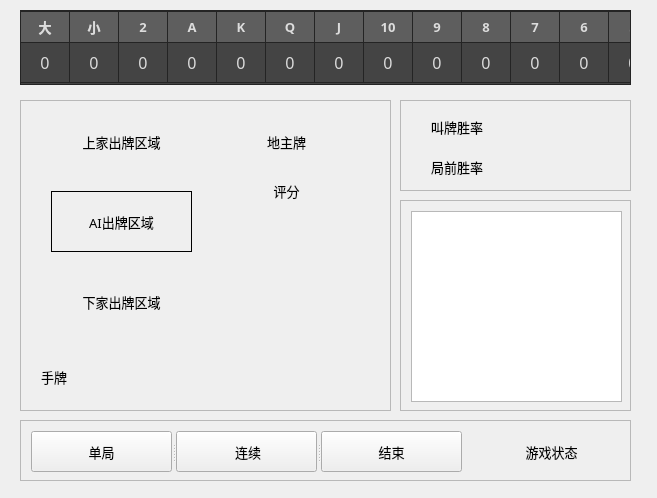
Vincentzyx/DouZero_For_HLDDZ_FullAuto, file MainWindow.ui: the form before one commit.
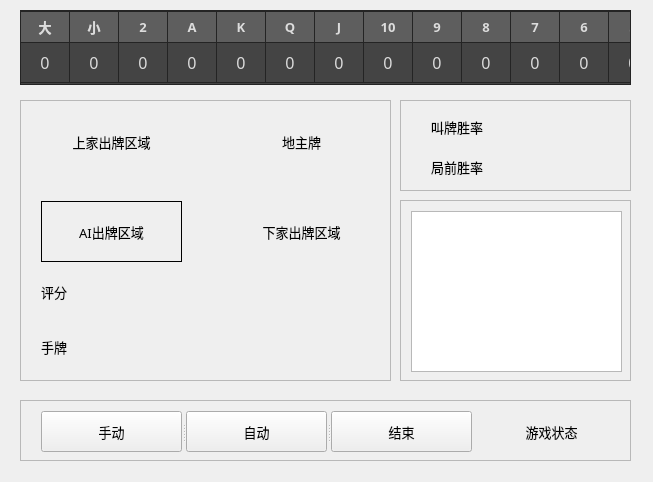
The form after the commit.

Commit message: 更新到V4.0，增加手动出牌功能

```diff
--- a/MainWindow.ui
+++ b/MainWindow.ui
@@ -6,8 +6,8 @@
    <rect>
     <x>0</x>
     <y>0</y>
-    <width>657</width>
-    <height>498</height>
+    <width>653</width>
+    <height>482</height>
    </rect>
   </property>
   <property name="font">
@@ -494,7 +494,7 @@
      <x>20</x>
      <y>100</y>
      <width>371</width>
-     <height>311</height>
+     <height>281</height>
     </rect>
    </property>
    <property name="widgetResizable">
@@ -506,15 +506,15 @@
       <x>0</x>
       <y>0</y>
       <width>369</width>
-      <height>309</height>
+      <height>279</height>
      </rect>
     </property>
     <widget class="QLabel" name="UserHandCards">
      <property name="geometry">
       <rect>
        <x>20</x>
-       <y>260</y>
-       <width>311</width>
+       <y>230</y>
+       <width>331</width>
        <height>31</height>
       </rect>
      </property>
@@ -537,8 +537,8 @@
     <widget class="QLabel" name="RPlayedCard">
      <property name="geometry">
       <rect>
-       <x>30</x>
-       <y>170</y>
+       <x>210</x>
+       <y>100</y>
        <width>141</width>
        <height>61</height>
       </rect>
@@ -559,35 +559,10 @@
       <set>Qt::AlignCenter</set>
      </property>
     </widget>
-    <widget class="QLabel" name="ThreeLandlordCards">
-     <property name="geometry">
-      <rect>
-       <x>200</x>
-       <y>10</y>
-       <width>131</width>
-       <height>61</height>
-      </rect>
-     </property>
-     <property name="font">
-      <font>
-       <family>微软雅黑</family>
-       <pointsize>10</pointsize>
-       <weight>50</weight>
-       <italic>false</italic>
-       <bold>false</bold>
-      </font>
-     </property>
-     <property name="text">
-      <string>地主牌</string>
-     </property>
-     <property name="alignment">
-      <set>Qt::AlignCenter</set>
-     </property>
-    </widget>
     <widget class="QLabel" name="LPlayedCard">
      <property name="geometry">
       <rect>
-       <x>30</x>
+       <x>20</x>
        <y>10</y>
        <width>141</width>
        <height>61</height>
@@ -612,8 +587,8 @@
     <widget class="QLabel" name="PredictedCard">
      <property name="geometry">
       <rect>
-       <x>30</x>
-       <y>90</y>
+       <x>20</x>
+       <y>100</y>
        <width>141</width>
        <height>61</height>
       </rect>
@@ -646,10 +621,10 @@
     <widget class="QLabel" name="WinRate">
      <property name="geometry">
       <rect>
-       <x>200</x>
-       <y>80</y>
-       <width>131</width>
-       <height>191</height>
+       <x>20</x>
+       <y>170</y>
+       <width>331</width>
+       <height>41</height>
       </rect>
      </property>
      <property name="font">
@@ -661,11 +636,39 @@
        <bold>false</bold>
       </font>
      </property>
+     <property name="styleSheet">
+      <string notr="true"/>
+     </property>
      <property name="text">
       <string>评分</string>
      </property>
      <property name="alignment">
-      <set>Qt::AlignHCenter|Qt::AlignTop</set>
+      <set>Qt::AlignLeading|Qt::AlignLeft|Qt::AlignVCenter</set>
+     </property>
+    </widget>
+    <widget class="QLabel" name="ThreeLandlordCards">
+     <property name="geometry">
+      <rect>
+       <x>210</x>
+       <y>10</y>
+       <width>141</width>
+       <height>61</height>
+      </rect>
+     </property>
+     <property name="font">
+      <font>
+       <family>微软雅黑</family>
+       <pointsize>10</pointsize>
+       <weight>50</weight>
+       <italic>false</italic>
+       <bold>false</bold>
+      </font>
+     </property>
+     <property name="text">
+      <string>地主牌</string>
+     </property>
+     <property name="alignment">
+      <set>Qt::AlignCenter</set>
      </property>
     </widget>
    </widget>
@@ -743,7 +746,7 @@
      <x>400</x>
      <y>200</y>
      <width>231</width>
-     <height>211</height>
+     <height>181</height>
     </rect>
    </property>
    <property name="widgetResizable">
@@ -755,7 +758,7 @@
       <x>0</x>
       <y>0</y>
       <width>229</width>
-      <height>209</height>
+      <height>179</height>
      </rect>
     </property>
     <widget class="QTextEdit" name="textEdit">
@@ -764,7 +767,7 @@
        <x>10</x>
        <y>10</y>
        <width>211</width>
-       <height>191</height>
+       <height>161</height>
       </rect>
      </property>
     </widget>
@@ -774,7 +777,7 @@
    <property name="geometry">
     <rect>
      <x>20</x>
-     <y>420</y>
+     <y>400</y>
      <width>611</width>
      <height>61</height>
     </rect>
@@ -819,7 +822,7 @@
     <widget class="QSplitter" name="splitter_2">
      <property name="geometry">
       <rect>
-       <x>10</x>
+       <x>20</x>
        <y>10</y>
        <width>431</width>
        <height>41</height>
@@ -839,7 +842,7 @@
        </font>
       </property>
       <property name="text">
-       <string>单局</string>
+       <string>手动</string>
       </property>
      </widget>
      <widget class="QPushButton" name="LoopButton">
@@ -853,7 +856,7 @@
        </font>
       </property>
       <property name="text">
-       <string> 连续</string>
+       <string>自动</string>
       </property>
      </widget>
      <widget class="QPushButton" name="StopButton">
```
Left out of the diff: 6 changed lines with no effect on the pictures. The commit also changes 5 other files.
